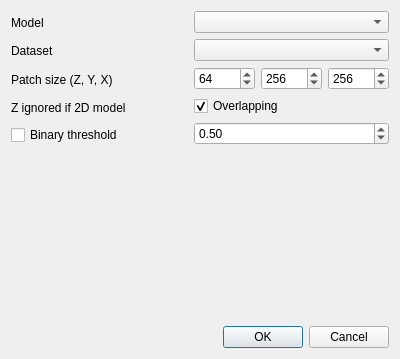
Before: the Qt Designer form window_pred.ui in Cyril-Meyer/DeepSCEM, drawn with Qt 5.
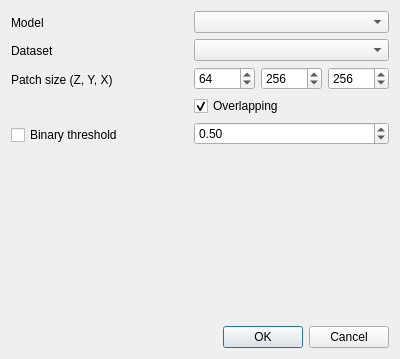
After: the same form once the commit is applied.

```diff
--- a/window_pred.ui
+++ b/window_pred.ui
@@ -42,7 +42,7 @@
        <item>
         <widget class="QLabel" name="label_overlapping">
          <property name="text">
-          <string>Z ignored if 2D model</string>
+          <string/>
          </property>
         </widget>
        </item>
```
